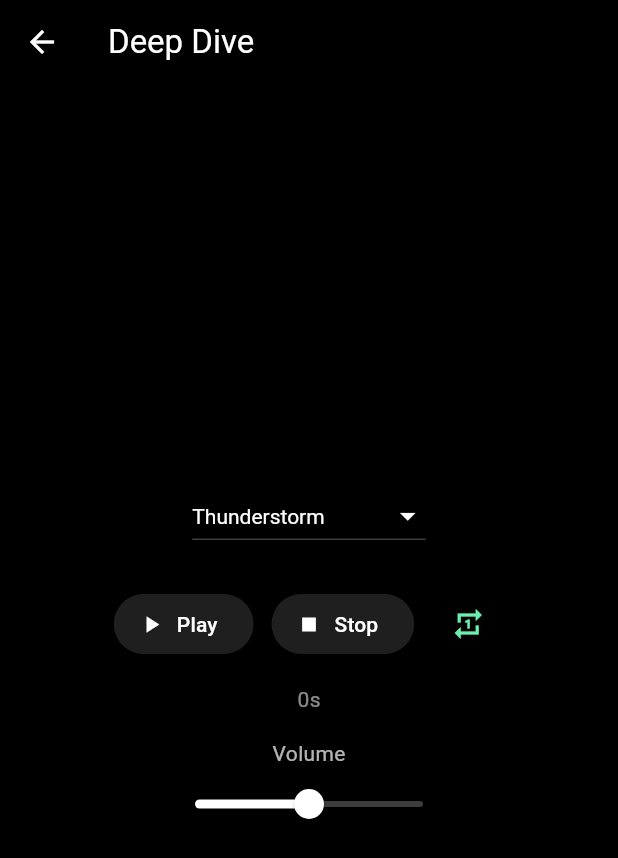
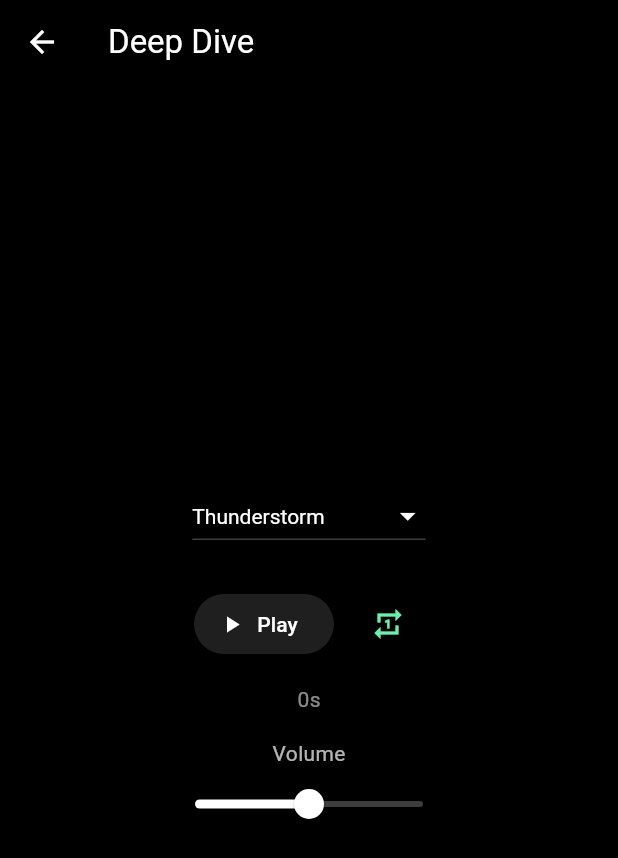
Before and after one commit to CalebNoss/FocusApplicationSpring2026SP, a Flutter app: the AudioScreen screen opened directly, after a tap on "Play", on a phone screen of 412 x 824 dp. Shown: the top 858 px of the screen. Run offline on Flutter 3.47's test engine with Material 3 defaults, Android fonts, the phone set to English and light mode, and no system bars; our stand-ins replace just_audio, supabase_flutter; accounts and stored records are empty.

Commit message:
fixed play pause button and removed stop button

```diff
--- a/lib/audio_player_widget.dart
+++ b/lib/audio_player_widget.dart
@@ -70,9 +70,20 @@ class _AudioPlayerWidgetState extends State<AudioPlayerWidget> {
     if (_playing) {
       await _player.pause();
     } else {
+      final selectedPath = _audios[_currentIndex]['path']!;
+      final selectedUri = Uri.parse('asset:///$selectedPath');
+      final currentSource = _player.audioSource;
+      bool shouldLoadSelected = true;
+
+      if (currentSource is UriAudioSource) {
+        shouldLoadSelected = currentSource.uri != selectedUri;
+      }
+
       try {
-        await _player.setAsset(_audios[_currentIndex]['path']!);
-        await _player.setLoopMode(_looping ? LoopMode.one : LoopMode.off);
+        if (shouldLoadSelected) {
+          await _player.setAsset(selectedPath);
+          await _player.setLoopMode(_looping ? LoopMode.one : LoopMode.off);
+        }
         await _player.play();
       } catch (_) {}
     }
@@ -134,7 +145,7 @@ class _AudioPlayerWidgetState extends State<AudioPlayerWidget> {
         ),
         const SizedBox(height: 24),
 
-        // Play / Pause / Stop / Loop controls
+        // Play / Pause / Loop controls
         Row(
           mainAxisAlignment: MainAxisAlignment.center,
           children: [
@@ -142,16 +153,6 @@ class _AudioPlayerWidgetState extends State<AudioPlayerWidget> {
               onPressed: _togglePlay,
               icon: Icon(_playing ? Icons.pause : Icons.play_arrow),
               label: Text(_playing ? 'Pause' : 'Play'),
-              style: ElevatedButton.styleFrom(
-                backgroundColor: Colors.white12,
-                foregroundColor: Colors.white,
-              ),
-            ),
-            const SizedBox(width: 12),
-            ElevatedButton.icon(
-              onPressed: () async => await _player.stop(),
-              icon: const Icon(Icons.stop),
-              label: const Text('Stop'),
               style: ElevatedButton.styleFrom(
                 backgroundColor: Colors.white12,
                 foregroundColor: Colors.white,
--- a/pubspec.yaml
+++ b/pubspec.yaml
@@ -35,7 +35,7 @@ dependencies:
   # The following adds the Cupertino Icons font to your application.
   # Use with the CupertinoIcons class for iOS style icons.
   cupertino_icons: ^1.0.8
-  just_audio: ^0.9.34
+  just_audio: ^1.0.0
 
 dev_dependencies:
   flutter_test:
```
Also changed, not shown: 1 other file.
